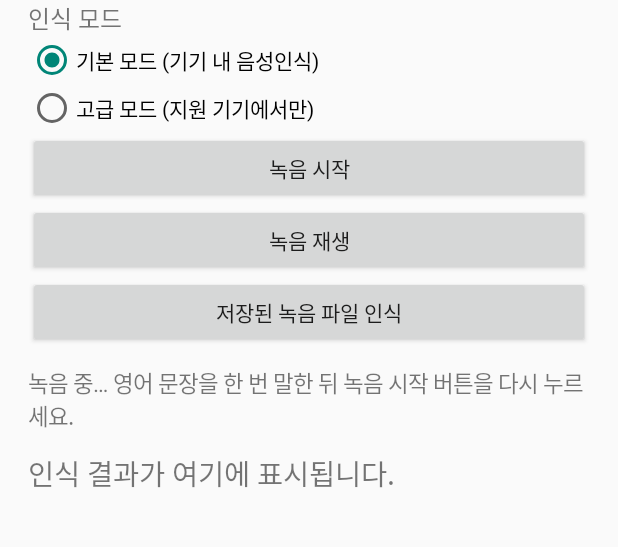
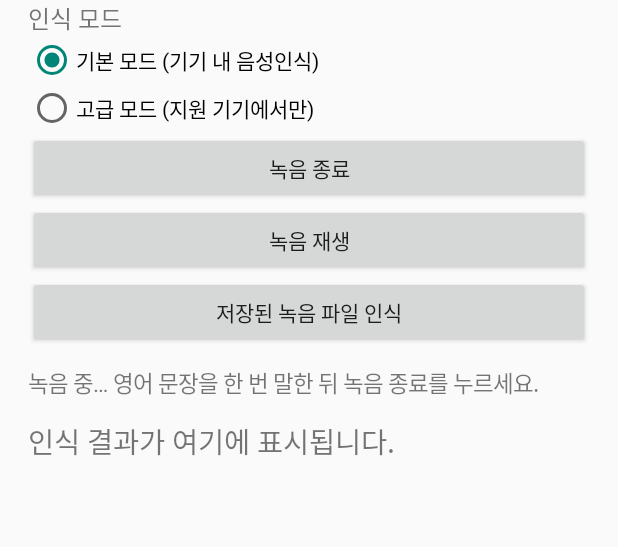
Before and after one commit to creep1020/VoiceFileSpeechTest, an Android app: the screen it shows after launch (MainActivity), after a tap on "녹음 시작", on a phone screen of 412 x 824 dp, the part 101-648 px from its top. Run offline under Robolectric (Android 15) with nearby library versions, the phone set to English and light mode, and no system bars; libraries missing offline, so code that uses them is left out: com.google.mlkit.genai; 1 statement that could not run was skipped.

Commit message:
Refactor MainActivity for improved readability and structure

```diff
--- a/app/src/main/java/com/example/voicefilespeechtest/MainActivity.kt
+++ b/app/src/main/java/com/example/voicefilespeechtest/MainActivity.kt
@@ -1,3 +1,4 @@
+
 package com.example.voicefilespeechtest
 
 import android.Manifest
@@ -5,24 +6,22 @@ import android.content.pm.PackageManager
 import android.media.MediaPlayer
 import android.media.MediaRecorder
 import android.os.Bundle
-import android.view.Gravity
 import android.widget.Button
 import android.widget.LinearLayout
+import android.widget.RadioButton
 import android.widget.RadioGroup
-import android.widget.RadioButton
 import android.widget.ScrollView
 import android.widget.TextView
+import androidx.activity.ComponentActivity
 import androidx.activity.result.contract.ActivityResultContracts
-import androidx.activity.ComponentActivity
 import androidx.core.content.ContextCompat
 import androidx.lifecycle.lifecycleScope
 import com.google.mlkit.genai.common.DownloadStatus
 import com.google.mlkit.genai.common.FeatureStatus
-import com.google.mlkit.genai.speechrecognition.AudioSource
+import com.google.mlkit.genai.common.audio.AudioSource
 import com.google.mlkit.genai.speechrecognition.SpeechRecognition
 import com.google.mlkit.genai.speechrecognition.SpeechRecognizer
 import com.google.mlkit.genai.speechrecognition.SpeechRecognizerOptions
-import com.google.mlkit.genai.speechrecognition.SpeechRecognizerRequest
 import com.google.mlkit.genai.speechrecognition.SpeechRecognizerResponse
 import com.google.mlkit.genai.speechrecognition.speechRecognizerOptions
 import com.google.mlkit.genai.speechrecognition.speechRecognizerRequest
@@ -31,9 +30,12 @@ import java.io.File
 import java.util.Locale
 
 class MainActivity : ComponentActivity() {
+
     private lateinit var status: TextView
     private lateinit var result: TextView
     private lateinit var modeGroup: RadioGroup
+    private lateinit var recordButton: Button
+
     private var recorder: MediaRecorder? = null
     private var player: MediaPlayer? = null
     private var audioFile: File? = null
@@ -41,239 +43,416 @@ class MainActivity : ComponentActivity() {
 
     private val permissionRequest =
         registerForActivityResult(ActivityResultContracts.RequestPermission()) { granted ->
-            if (granted) startRecording() else setStatus("마이크 권한이 필요합니다.")
+            if (granted) {
+                startRecording()
+            } else {
+                setStatus("마이크 권한이 필요합니다.")
+            }
         }
 
     override fun onCreate(savedInstanceState: Bundle?) {
         super.onCreate(savedInstanceState)
+
+        audioFile = File(filesDir, "speech_test.m4a")
+
         buildScreen()
-        audioFile = File(filesDir, "speech_test.m4a")
         setStatus("준비됨. 영어 문장을 한 번 말해 보세요.")
     }
 
     private fun buildScreen() {
+
         val content = LinearLayout(this).apply {
             orientation = LinearLayout.VERTICAL
             setPadding(28, 32, 28, 24)
         }
-        val title = TextView(this).apply {
+
+        content.addView(TextView(this).apply {
             text = "무료 음성 파일 인식 테스트"
             textSize = 23f
             setPadding(0, 0, 0, 18)
-        }
-        content.addView(title)
+        })
 
         content.addView(TextView(this).apply {
             text = "인식 모드"
             textSize = 16f
         })
-        modeGroup = RadioGroup(this).apply { orientation = RadioGroup.VERTICAL }
+
+        modeGroup = RadioGroup(this).apply {
+            orientation = RadioGroup.VERTICAL
+        }
+
         modeGroup.addView(RadioButton(this).apply {
             id = 1
             text = "기본 모드 (기기 내 음성인식)"
             isChecked = true
         })
+
         modeGroup.addView(RadioButton(this).apply {
             id = 2
             text = "고급 모드 (지원 기기에서만)"
         })
+
         content.addView(modeGroup)
 
-        val recordButton = Button(this).apply {
+        recordButton = Button(this).apply {
             text = "녹음 시작"
+
             setOnClickListener {
-                if (recording) stopRecording()
-                else if (ContextCompat.checkSelfPermission(this@MainActivity, Manifest.permission.RECORD_AUDIO)
-                    == PackageManager.PERMISSION_GRANTED) startRecording()
-                else permissionRequest.launch(Manifest.permission.RECORD_AUDIO)
+                if (recording) {
+                    stopRecording()
+                } else if (
+                    ContextCompat.checkSelfPermission(
+                        this@MainActivity,
+                        Manifest.permission.RECORD_AUDIO
+                    ) == PackageManager.PERMISSION_GRANTED
+                ) {
+                    startRecording()
+                } else {
+                    permissionRequest.launch(
+                        Manifest.permission.RECORD_AUDIO
+                    )
                 }
             }
+        }
+
         content.addView(recordButton)
-        recordButton.tag = "record_button"
+
         content.addView(Button(this).apply {
             text = "녹음 재생"
-            setOnClickListener { playRecording() }
+            setOnClickListener {
+                playRecording()
+            }
         })
+
         content.addView(Button(this).apply {
             text = "저장된 녹음 파일 인식"
-            setOnClickListener { recognizeFile() }
+            setOnClickListener {
+                recognizeFile()
+            }
         })
+
         status = TextView(this).apply {
             textSize = 15f
             setPadding(0, 18, 0, 12)
         }
+
         content.addView(status)
+
         result = TextView(this).apply {
             textSize = 19f
             setPadding(0, 8, 0, 20)
             text = "인식 결과가 여기에 표시됩니다."
         }
+
         content.addView(result)
 
         val scroll = ScrollView(this)
         scroll.addView(content)
+
         setContentView(scroll)
     }
 
     private fun setStatus(message: String) {
-        runOnUiThread { status.text = message }
+        runOnUiThread {
+            status.text = message
+        }
     }
 
     private fun startRecording() {
+
         try {
-            val file = audioFile ?: File(filesDir, "speech_test.m4a").also { audioFile = it }
-            if (file.exists()) file.delete()
+            val file = audioFile
+                ?: File(filesDir, "speech_test.m4a").also {
+                    audioFile = it
+                }
+
+            if (file.exists()) {
+                file.delete()
+            }
+
             val newRecorder = MediaRecorder()
-            newRecorder.setAudioSource(MediaRecorder.AudioSource.MIC)
-            newRecorder.setOutputFormat(MediaRecorder.OutputFormat.MPEG_4)
-            newRecorder.setAudioEncoder(MediaRecorder.AudioEncoder.AAC)
+
+            newRecorder.setAudioSource(
+                MediaRecorder.AudioSource.MIC
+            )
+
+            newRecorder.setOutputFormat(
+                MediaRecorder.OutputFormat.MPEG_4
+            )
+
+            newRecorder.setAudioEncoder(
+                MediaRecorder.AudioEncoder.AAC
+            )
+
             newRecorder.setAudioSamplingRate(44100)
             newRecorder.setAudioEncodingBitRate(96000)
             newRecorder.setOutputFile(file.absolutePath)
+
             newRecorder.prepare()
             newRecorder.start()
+
             recorder = newRecorder
             recording = true
-            setStatus("녹음 중… 영어 문장을 한 번 말한 뒤 녹음 시작 버튼을 다시 누르세요.")
-            updateRecordButton(true)
+
+            recordButton.text = "녹음 종료"
+
+            setStatus(
+                "녹음 중… 영어 문장을 한 번 말한 뒤 녹음 종료를 누르세요."
+            )
+
         } catch (e: Exception) {
+
             recording = false
+
+            try {
+                recorder?.release()
+            } catch (_: Exception) {
+            }
+
+            recorder = null
+            recordButton.text = "녹음 시작"
+
             setStatus("녹음 시작 실패: ${e.message}")
         }
     }
 
     private fun stopRecording() {
+
         try {
             recorder?.stop()
             recorder?.reset()
             recorder?.release()
+
             recorder = null
             recording = false
+
+            recordButton.text = "녹음 시작"
+
             val size = audioFile?.length() ?: 0L
-            setStatus("녹음 저장 완료 (${size} bytes). 이제 재생하거나 인식할 수 있어요.")
-            updateRecordButton(false)
+
+            setStatus(
+                "녹음 저장 완료 (${size} bytes). 이제 재생하거나 인식할 수 있어요."
+            )
+
         } catch (e: Exception) {
+
+            try {
                 recorder?.release()
+            } catch (_: Exception) {
+            }
+
             recorder = null
             recording = false
-            updateRecordButton(false)
+
+            recordButton.text = "녹음 시작"
+
             setStatus("녹음 저장 실패: ${e.message}")
         }
     }
 
-    private fun updateRecordButton(isRecording: Boolean) {
-        val root = (findViewById<ScrollView>(android.R.id.content).getChildAt(0) as LinearLayout)
-        val button = root.getChildAt(3) as Button
-        button.text = if (isRecording) "녹음 종료" else "녹음 시작"
-    }
+    private fun playRecording() {
 
-    private fun playRecording() {
         val file = audioFile
+
         if (file == null || !file.exists() || file.length() == 0L) {
             setStatus("재생할 녹음 파일이 없습니다.")
             return
         }
+
         try {
             player?.release()
+
             player = MediaPlayer().apply {
                 setDataSource(file.absolutePath)
-                setOnCompletionListener { it.release(); player = null }
+
+                setOnCompletionListener {
+                    it.release()
+                    player = null
+                }
+
                 prepare()
                 start()
             }
+
             setStatus("녹음 재생 중…")
+
         } catch (e: Exception) {
             setStatus("재생 실패: ${e.message}")
         }
     }
 
     private fun recognizeFile() {
+
         val file = audioFile
+
         if (file == null || !file.exists() || file.length() == 0L) {
             setStatus("먼저 영어 문장을 녹음해 주세요.")
             return
         }
-        val mode = if (modeGroup.checkedRadioButtonId == 2)
+
+        val mode =
+            if (modeGroup.checkedRadioButtonId == 2) {
                 SpeechRecognizerOptions.Mode.MODE_ADVANCED
-        else SpeechRecognizerOptions.Mode.MODE_BASIC
+            } else {
+                SpeechRecognizerOptions.Mode.MODE_BASIC
+            }
 
         lifecycleScope.launch {
+
             var recognizer: SpeechRecognizer? = null
-            var source: AudioSource? = null
+
             try {
                 result.text = "인식 준비 중…"
                 setStatus("기기 내 영어 음성인식 모델 상태 확인 중…")
+
                 val options = speechRecognizerOptions {
                     locale = Locale.US
                     preferredMode = mode
                 }
+
                 recognizer = SpeechRecognition.getClient(options)
+
                 var modelStatus = recognizer.checkStatus()
+
                 if (modelStatus == FeatureStatus.DOWNLOADABLE) {
-                    setStatus("음성인식 모델 다운로드 중… 최초 1회 인터넷 연결이 필요할 수 있어요.")
-                    recognizer.download.collect { downloadStatus ->
+
+                    setStatus(
+                        "음성인식 모델 다운로드 중… 최초 1회 인터넷 연결이 필요할 수 있어요."
+                    )
+
+                    recognizer.download().collect { downloadStatus ->
+
                         when (downloadStatus) {
-                            is DownloadStatus.DownloadStarted -> setStatus("모델 다운로드 시작…")
-                            is DownloadStatus.DownloadProgress -> setStatus(
+
+                            is DownloadStatus.DownloadStarted -> {
+                                setStatus("모델 다운로드 시작…")
+                            }
+
+                            is DownloadStatus.DownloadProgress -> {
+                                setStatus(
                                     "모델 다운로드 중… ${downloadStatus.totalBytesDownloaded} bytes"
                                 )
-                            DownloadStatus.DownloadCompleted -> setStatus("모델 다운로드 완료. 인식 시작…")
-                            is DownloadStatus.DownloadFailed -> setStatus("모델 다운로드 실패.")
+                            }
+
+                            is DownloadStatus.DownloadCompleted -> {
+                                setStatus("모델 다운로드 완료. 인식 준비 중…")
+                            }
+
+                            is DownloadStatus.DownloadFailed -> {
+                                setStatus(
+                                    "모델 다운로드 실패: ${downloadStatus.e.message}"
+                                )
                             }
                         }
+                    }
+
                     modelStatus = recognizer.checkStatus()
                 }
+
                 if (modelStatus != FeatureStatus.AVAILABLE) {
-                    setStatus(
-                        when (modelStatus) {
-                            FeatureStatus.UNAVAILABLE -> "이 기기에서 선택한 음성인식 모드를 사용할 수 없습니다."
-                            FeatureStatus.DOWNLOADING -> "모델이 아직 다운로드 중입니다. 잠시 후 다시 시도해 주세요."
-                            else -> "모델 준비 상태를 확인할 수 없습니다. 상태 코드: $modelStatus"
+
+                    val message = when (modelStatus) {
+                        FeatureStatus.UNAVAILABLE ->
+                            "이 기기에서 선택한 음성인식 모드를 사용할 수 없습니다."
+
+                        FeatureStatus.DOWNLOADING ->
+                            "모델이 아직 다운로드 중입니다. 잠시 후 다시 시도해 주세요."
+
+                        FeatureStatus.DOWNLOADABLE ->
+                            "음성인식 모델을 아직 사용할 수 없습니다."
+
+                        else ->
+                            "모델 준비 상태를 확인할 수 없습니다. 상태 코드: $modelStatus"
                     }
-                    )
+
+                    setStatus(message)
                     result.text = "인식 결과 없음"
                     return@launch
                 }
 
-                source = AudioSource.fromFile(file)
-                val request: SpeechRecognizerRequest = speechRecognizerRequest {
-                    audioSource = source!!
+                setStatus("녹음 파일을 기기에서 분석 중…")
+
+                val recognized = StringBuilder()
+
+                AudioSource.fromFile(file).use { source ->
+
+                    val request = speechRecognizerRequest {
+                        audioSource = source
                     }
-                val recognized = StringBuilder()
-                setStatus("녹음 파일을 기기에서 분석 중…")
+
                     recognizer.startRecognition(request).collect { response ->
+
                         when (response) {
+
                             is SpeechRecognizerResponse.PartialTextResponse -> {
                                 result.text = response.text
                             }
+
                             is SpeechRecognizerResponse.FinalTextResponse -> {
-                            if (recognized.isNotEmpty()) recognized.append(" ")
+
+                                if (recognized.isNotEmpty()) {
+                                    recognized.append(" ")
+                                }
+
                                 recognized.append(response.text)
+
                                 result.text = recognized.toString()
                             }
+
                             is SpeechRecognizerResponse.ErrorResponse -> {
-                            setStatus("음성인식 오류: $response")
+                                setStatus(
+                                    "음성인식 오류: ${response.e.message}"
+                                )
                             }
-                        SpeechRecognizerResponse.CompletedResponse -> {
-                            if (recognized.isEmpty()) setStatus("인식된 문장이 없습니다. 더 또렷하고 길게 말해 다시 시도해 주세요.")
-                            else setStatus("인식 완료. 녹음 파일은 기기 안에 저장되어 있습니다.")
+
+                            is SpeechRecognizerResponse.CompletedResponse -> {
+
+                                if (recognized.isEmpty()) {
+                                    setStatus(
+                                        "인식된 문장이 없습니다. 더 또렷하고 길게 말해 다시 시도해 주세요."
+                                    )
+                                } else {
+                                    setStatus(
+                                        "인식 완료. 녹음 파일은 기기 안에 저장되어 있습니다."
+                                    )
                                 }
+                            }
+
                             else -> Unit
                         }
                     }
+                }
+
             } catch (e: Exception) {
-                setStatus("인식 실행 실패: ${e.javaClass.simpleName}: ${e.message}")
+
+                setStatus(
+                    "인식 실행 실패: ${e.javaClass.simpleName}: ${e.message}"
+                )
+
                 result.text = "인식 결과 없음"
+
             } finally {
-                try { source?.close() } catch (_: Exception) {}
-                try { recognizer?.close() } catch (_: Exception) {}
+
+                try {
+                    recognizer?.close()
+                } catch (_: Exception) {
+                }
             }
         }
     }
 
     override fun onDestroy() {
-        try { recorder?.release() } catch (_: Exception) {}
-        try { player?.release() } catch (_: Exception) {}
+
+        try {
+            recorder?.release()
+        } catch (_: Exception) {
+        }
+
+        try {
+            player?.release()
+        } catch (_: Exception) {
+        }
+
         super.onDestroy()
     }
 }
```
Lines whose indentation alone changed are shown as unchanged.
